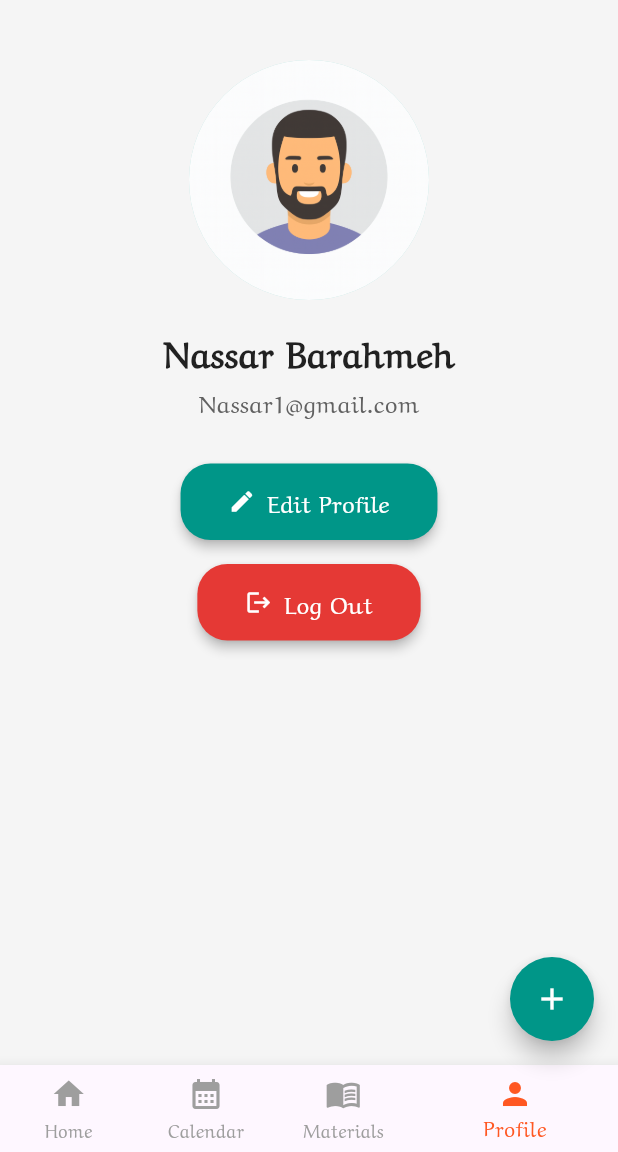
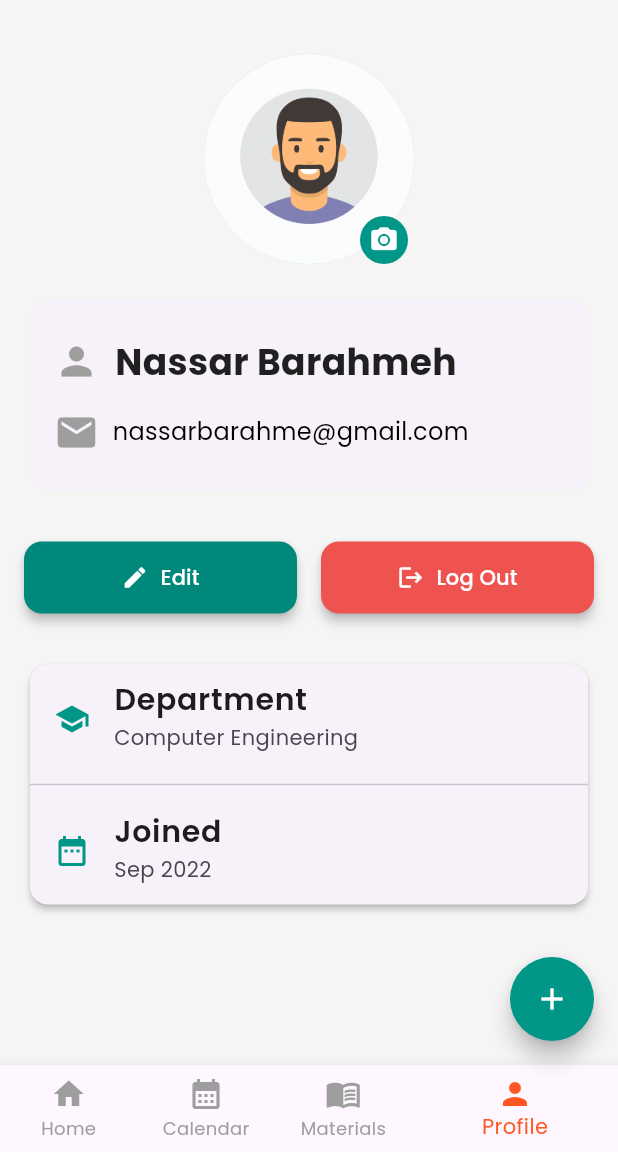
Before and after one commit to NassarBarahme/Study-Mate-App-Flutter, a Flutter app: the screen it shows after launch, item 4 of the bottom bar chosen, after a tap on "Log Out", on a phone screen of 412 x 824 dp, the part 84-1236 px from its top. Run offline on Flutter 3.47's test engine with Material 3 defaults, Android fonts, the phone set to English and light mode, and no system bars; our stand-ins replace google_fonts.

Commit message:
update profile

```diff
--- a/lib/home.dart
+++ b/lib/home.dart
@@ -1,4 +1,6 @@
 import 'package:flutter/material.dart';
+import 'package:google_fonts/google_fonts.dart';
+
 import 'calendar.dart';
 import 'materials.dart';
 import 'profile.dart';
@@ -27,7 +29,14 @@ class _HomeState extends State<Home> {
     return MaterialApp(
       debugShowCheckedModeBanner: false,
       theme: ThemeData(
-        fontFamily: "ArefRuqaa",
+        textTheme: GoogleFonts.poppinsTextTheme().apply(
+          bodyColor: Colors.black,
+          displayColor: Colors.black,
+        ).copyWith(
+          headlineLarge: GoogleFonts.poppins(fontWeight: FontWeight.bold, fontSize: 26),
+          headlineMedium: GoogleFonts.poppins(fontWeight: FontWeight.bold, fontSize: 22),
+          bodyLarge: GoogleFonts.poppins(fontWeight: FontWeight.w600, fontSize: 20),
+        ),
         primaryColor: Colors.teal,
         scaffoldBackgroundColor: const Color(0xFFF5F5F5),
         appBarTheme: const AppBarTheme(
@@ -40,21 +49,8 @@ class _HomeState extends State<Home> {
           centerTitle: true,
           elevation: 2,
         ),
-        cardTheme: CardThemeData(
-          color: Colors.white,
-          surfaceTintColor: Colors.transparent,
-          elevation: 3,
-          shape: const RoundedRectangleBorder(
-            borderRadius: BorderRadius.all(Radius.circular(10)),
-          ),
-        ),
-        textTheme: const TextTheme(
-          bodyLarge: TextStyle(
-              fontSize: 20, fontWeight: FontWeight.w600, color: Colors.black),
-          bodyMedium: TextStyle(
-              fontSize: 16, fontWeight: FontWeight.w400, color: Colors.grey),
-        ),
       ),
+
       home: Scaffold(
         appBar: AppBar(
           automaticallyImplyLeading: false,
@@ -67,7 +63,7 @@ class _HomeState extends State<Home> {
           index: _selectedIndex,
           children: _pages,
         ),
-        bottomNavigationBar: CustomBottomNavBar( // ✅ استدعاء الناف بار المفصول
+        bottomNavigationBar: CustomBottomNavBar(
           currentIndex: _selectedIndex,
           onTap: (index) {
             setState(() {
@@ -113,9 +109,9 @@ class HomePageContent extends StatelessWidget {
                       margin: const EdgeInsets.only(top: 20),
                       child: const ListTile(
                         title: Text("Todays",
-                            style: TextStyle(fontSize: 20, color: Colors.lightBlue)),
+                            style: TextStyle(fontSize: 18, color: Colors.lightBlue)),
                         subtitle: Text("2",
-                            style: TextStyle(fontSize: 20, color: Colors.lightBlue)),
+                            style: TextStyle(fontSize: 18, color: Colors.lightBlue)),
                       ),
                     ),
                   ),
@@ -126,7 +122,7 @@ class HomePageContent extends StatelessWidget {
                     child: Card(
                       margin: const EdgeInsets.only(top: 20),
                       child: const ListTile(
-                        title: Text("Weekly Progress",
+                        title: Text("Weekly Progres",
                             style: TextStyle(fontSize: 17, color: Colors.lightBlue)),
                         subtitle: Text("60%",
                             style: TextStyle(fontSize: 20, color: Colors.lightBlue)),
@@ -155,7 +151,7 @@ class HomePageContent extends StatelessWidget {
         const Padding(
           padding: EdgeInsets.only(top: 16, left: 16),
           child: Text("Today's Tasks",
-              style: TextStyle(fontSize: 24, color: Colors.black)),
+              style: TextStyle(fontSize: 26, color: Colors.black)),
         ),
         Card(
           margin: const EdgeInsets.all(16),
@@ -189,7 +185,7 @@ class HomePageContent extends StatelessWidget {
         ),
         const Padding(
           padding: EdgeInsets.only(top: 16, left: 16),
-          child: Text("Upcoming", style: TextStyle(fontSize: 24, color: Colors.black)),
+          child: Text("Upcoming", style: TextStyle(fontSize: 26, color: Colors.black)),
         ),
         Card(
           margin: const EdgeInsets.all(16),
--- a/lib/profile.dart
+++ b/lib/profile.dart
@@ -1,107 +1,175 @@
-// lib/profile.dart
 import 'package:flutter/material.dart';
-import 'dart:io';
 
 class ProfilePage extends StatelessWidget {
   const ProfilePage({super.key});
 
-  static const _primary = Colors.teal;
+  static const Color primaryColor = Colors.teal;
+  static final Color logoutColor = Colors.red.shade400;
+  static final Color editButtonColor = Colors.teal.shade600;
 
   @override
   Widget build(BuildContext context) {
     return Scaffold(
+      backgroundColor: const Color(0xFFF5F5F5),
 
       body: SingleChildScrollView(
-        padding: const EdgeInsets.all(20),
-        child: Center(
+        padding: const EdgeInsets.all(16),
         child: Column(
-            mainAxisSize: MainAxisSize.min,
-            crossAxisAlignment: CrossAxisAlignment.center,
           children: [
             const SizedBox(height: 20),
 
-
+            // صورة البروفايل
+            Center(
+              child: Stack(
+                children: [
                   CircleAvatar(
-                radius: 80,
+                    radius: 70,
                     backgroundColor: Colors.teal.shade100,
                     child: ClipOval(
                       child: Image.asset(
                         'image/76d79a84-36ef-447d-b8b1-567e4fd3cb2d.png',
-                    width: 160,
-                    height: 160,
+                        width: 140,
+                        height: 140,
                         fit: BoxFit.cover,
                       ),
                     ),
                   ),
+                  Positioned(
+                    bottom: 0,
+                    right: 4,
+                    child: Container(
+                      padding: const EdgeInsets.all(6),
+                      decoration: BoxDecoration(
+                        shape: BoxShape.circle,
+                        color: primaryColor,
+                      ),
+                      child: const Icon(Icons.camera_alt, color: Colors.white, size: 20),
+                    ),
+                  ),
+                ],
+              ),
+            ),
 
-              const SizedBox(height: 16),
+            const SizedBox(height: 20),
 
-              // الاسم
+            // الاسم والإيميل
+            Card(
+              elevation: 0,
+              shadowColor: Colors.transparent,
+              shape: RoundedRectangleBorder(borderRadius: BorderRadius.circular(12)),
+              child: Padding(
+                padding: const EdgeInsets.symmetric(vertical: 24, horizontal: 16),
+                child: Column(
+                  children: [
+                    Row(
+                      children: [ Icon(
+                        Icons.person,
+                        color: Colors.grey,
+                        size: 30,
+                      ),
                         const Text(
-                'Nassar Barahmeh',
+                          '  Nassar Barahmeh',
                           style: TextStyle(
                             fontSize: 24,
                             fontWeight: FontWeight.bold,
                             color: Colors.black87,
                           ),
                         ),
-
-              const SizedBox(height: 6),
-
-              // الإيميل
+                      ],
+                    ),
+                    const SizedBox(height: 15),
+                    Row(
+                      children: [
+                        Icon(
+                          Icons.email,
+                          color: Colors.grey,
+                          size: 30,
+                        ),
                         Text(
-                'Nassar1@gmail.com',
+                          '  nassarbarahme@gmail.com',
                           style: TextStyle(
                             fontSize: 16,
-                  color: Colors.grey.shade700,
+                            color: Colors.black,
+                          ),
+                        ),
+                      ],
+                    ),
+                  ],
+                ),
               ),
             ),
 
             const SizedBox(height: 30),
 
-              // زر تعديل البروفايل
-              ElevatedButton.icon(
-                onPressed: () {},
+            // الأزرار
+            Row(
+              mainAxisAlignment: MainAxisAlignment.spaceEvenly,
+              children: [
+                Expanded(
+                  child: ElevatedButton.icon(
+                    onPressed: () {
+                      // TODO: Add edit logic
+                    },
                     icon: const Icon(Icons.edit, color: Colors.white),
-                label: const Text(
-                  'Edit Profile',
-                  style: TextStyle(fontSize: 16, color: Colors.white),
+                    label: const Text('Edit', style: TextStyle(color: Colors.white)),
+                    style: ElevatedButton.styleFrom(
+                      backgroundColor: editButtonColor,
+                      padding: const EdgeInsets.symmetric(vertical: 14),
+                      shape: RoundedRectangleBorder(
+                        borderRadius: BorderRadius.circular(12),
                       ),
-                style: ElevatedButton.styleFrom(
-                  backgroundColor: _primary,
-                  shape: RoundedRectangleBorder(
-                    borderRadius: BorderRadius.circular(20),
-                  ),
-                  padding:
-                  const EdgeInsets.symmetric(horizontal: 32, vertical: 14),
                       elevation: 3,
+                      splashFactory: InkRipple.splashFactory,
                     ),
                   ),
-
-              const SizedBox(height: 16),
-
-
-              ElevatedButton.icon(
+                ),
+                const SizedBox(width: 16),
+                Expanded(
+                  child: ElevatedButton.icon(
                     onPressed: () {
-
+                      // TODO: Add logout logic
                     },
                     icon: const Icon(Icons.logout, color: Colors.white),
-                label: const Text(
-                  'Log Out',
-                  style: TextStyle(fontSize: 16, color: Colors.white),
+                    label: const Text('Log Out', style: TextStyle(color: Colors.white)),
+                    style: ElevatedButton.styleFrom(
+                      backgroundColor: logoutColor,
+                      padding: const EdgeInsets.symmetric(vertical: 14),
+                      shape: RoundedRectangleBorder(
+                        borderRadius: BorderRadius.circular(12),
                       ),
-                style: ElevatedButton.styleFrom(
-                  backgroundColor: Colors.red.shade600,
-                  shape: RoundedRectangleBorder(
-                    borderRadius: BorderRadius.circular(20),
+                      elevation: 3,
+                      splashFactory: InkRipple.splashFactory,
                     ),
-                  padding:
-                  const EdgeInsets.symmetric(horizontal: 32, vertical: 14),
-                  elevation: 3,
                   ),
                 ),
               ],
             ),
+
+            const SizedBox(height: 30),
+
+            // معلومات إضافية
+            Card(
+              elevation: 2,
+              shape: RoundedRectangleBorder(borderRadius: BorderRadius.circular(12)),
+              child: Column(
+                children: const [
+                  ListTile(
+                    leading: Icon(Icons.school, color: primaryColor),
+                    title: Text("Department"),
+                    subtitle: Text("Computer Engineering"),
+                  ),
+                  Divider(),
+                  ListTile(
+                    leading: Icon(Icons.date_range, color: primaryColor),
+                    title: Text("Joined"),
+                    subtitle: Text("Sep 2022"),
+                  ),
+                ],
+              ),
+            ),
+
+            const SizedBox(height: 40),
+          ],
         ),
       ),
     );
--- a/pubspec.yaml
+++ b/pubspec.yaml
@@ -30,6 +30,7 @@ environment:
 dependencies:
   flutter:
     sdk: flutter
+  google_fonts: ^6.3.1
 
   # The following adds the Cupertino Icons font to your application.
   # Use with the CupertinoIcons class for iOS style icons.
```
Also changed, not shown: pubspec.lock. Lines whose indentation alone changed are shown as unchanged.
